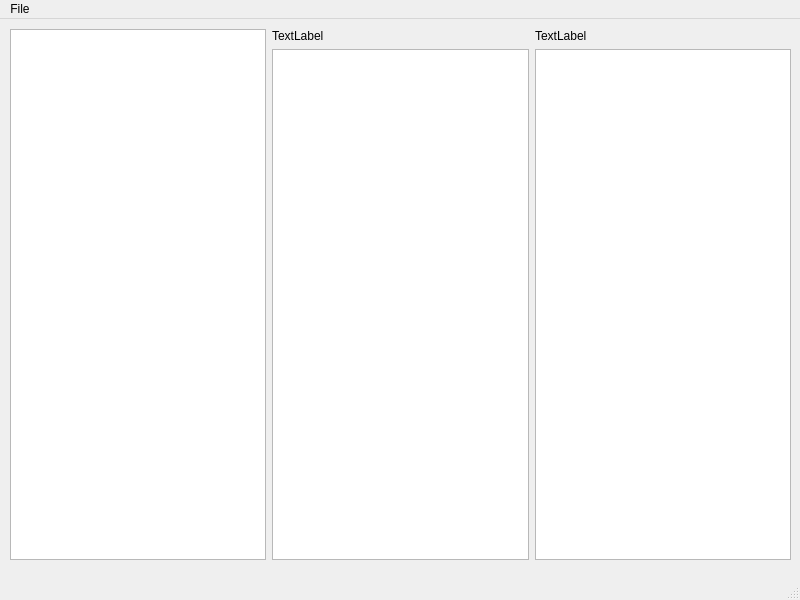
This is qud_explorer_window.ui in TrashMonks/qud-wiki as Qt 5 draws it before an edit. The edited form follows.
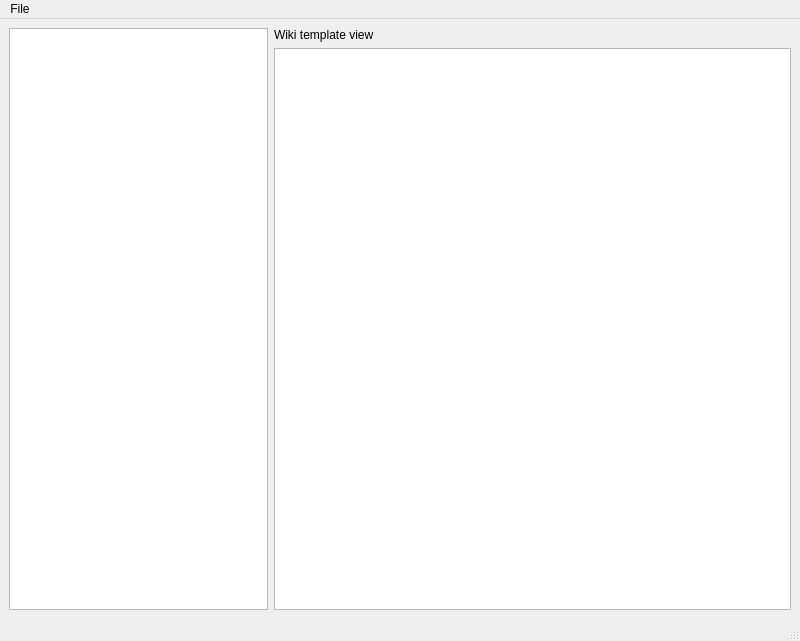
This is the edited form.

Patch:
```diff
--- a/qud_explorer_window.ui
+++ b/qud_explorer_window.ui
@@ -7,32 +7,38 @@
     <x>0</x>
     <y>0</y>
     <width>800</width>
-    <height>600</height>
+    <height>641</height>
    </rect>
   </property>
   <property name="windowTitle">
    <string>MainWindow</string>
   </property>
   <widget class="QWidget" name="centralwidget">
-   <widget class="QWidget" name="horizontalLayoutWidget">
-    <property name="geometry">
-     <rect>
-      <x>10</x>
-      <y>10</y>
-      <width>781</width>
-      <height>531</height>
-     </rect>
-    </property>
-    <layout class="QHBoxLayout" name="horizontalLayout">
+   <layout class="QGridLayout" name="gridLayout">
+    <item row="0" column="0">
+     <layout class="QHBoxLayout" name="horizontalLayout" stretch="1,2">
      <item>
-      <widget class="QTreeView" name="treeView"/>
+       <widget class="QTreeView" name="treeView">
+        <property name="sizePolicy">
+         <sizepolicy hsizetype="Expanding" vsizetype="Expanding">
+          <horstretch>1</horstretch>
+          <verstretch>0</verstretch>
+         </sizepolicy>
+        </property>
+        <property name="editTriggers">
+         <set>QAbstractItemView::NoEditTriggers</set>
+        </property>
+        <property name="selectionMode">
+         <enum>QAbstractItemView::ExtendedSelection</enum>
+        </property>
+       </widget>
      </item>
      <item>
       <layout class="QVBoxLayout" name="verticalLayout">
        <item>
         <widget class="QLabel" name="label">
          <property name="text">
-          <string>TextLabel</string>
+           <string>Wiki template view</string>
          </property>
         </widget>
        </item>
@@ -45,22 +51,9 @@
        </item>
       </layout>
      </item>
-     <item>
-      <layout class="QVBoxLayout" name="verticalLayout_2">
-       <item>
-        <widget class="QLabel" name="label_2">
-         <property name="text">
-          <string>TextLabel</string>
-         </property>
-        </widget>
-       </item>
-       <item>
-        <widget class="QPlainTextEdit" name="plainTextEdit_2"/>
-       </item>
       </layout>
      </item>
     </layout>
-   </widget>
   </widget>
   <widget class="QMenuBar" name="menubar">
    <property name="geometry">
```
Left out of the diff: 2 changed lines with no effect on the pictures. Lines whose indentation alone changed are shown as unchanged.
